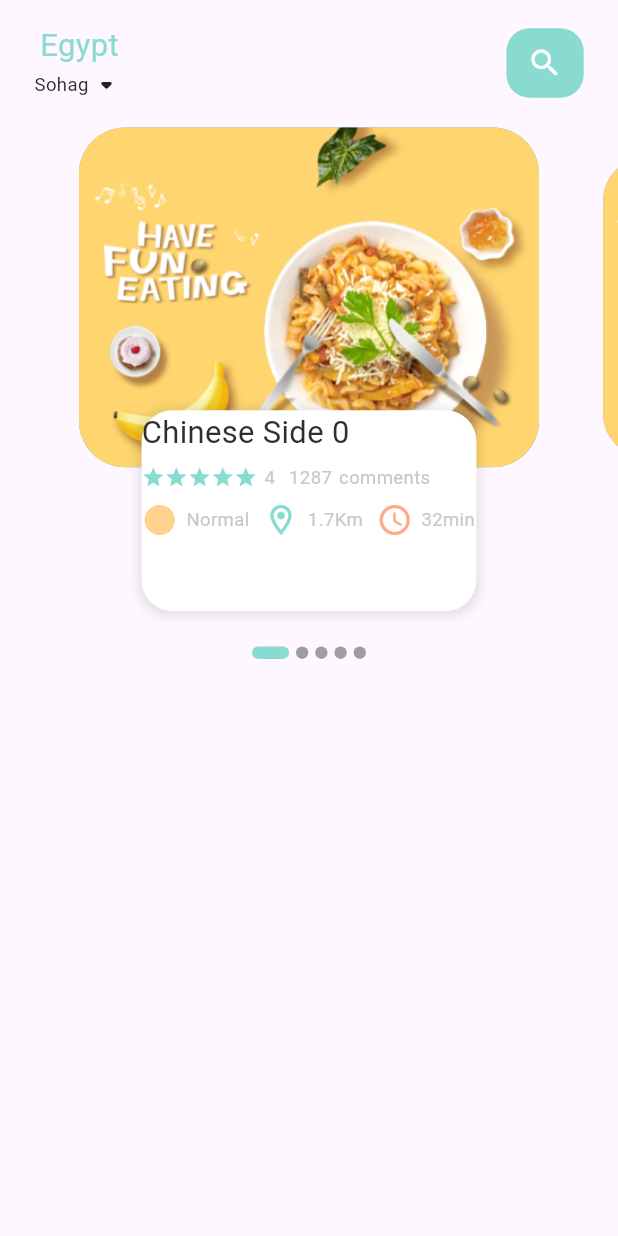
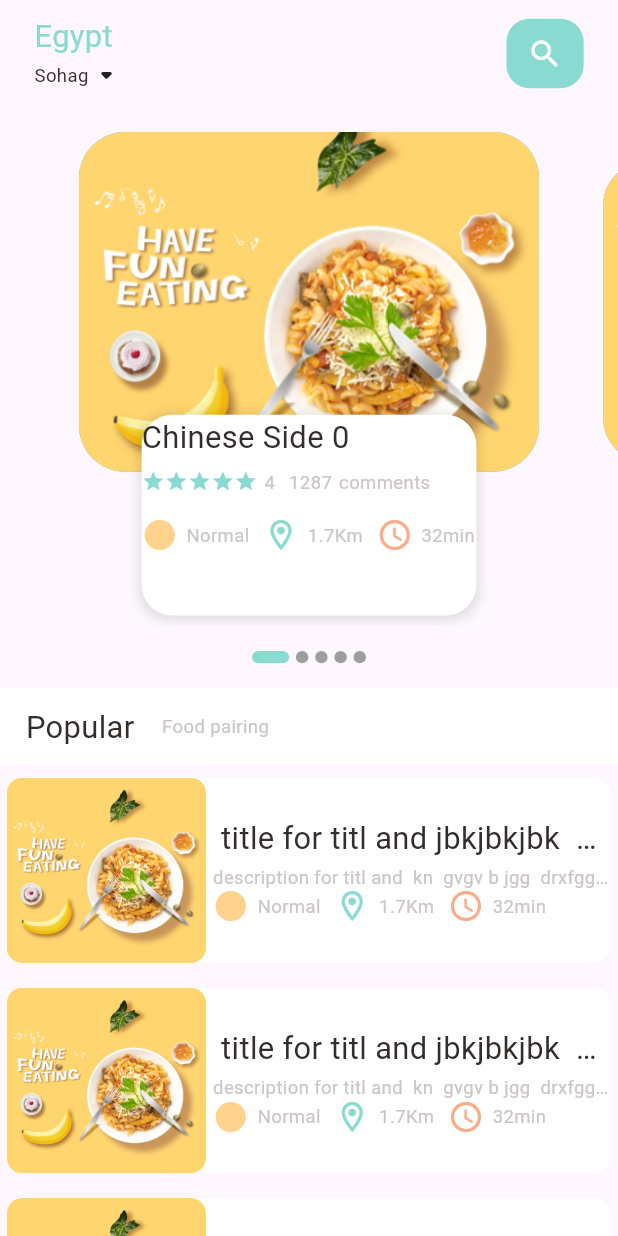
Before and after one commit to Fadyemil/food_delivery, a Flutter app: the screen it shows after launch, on a phone screen of 412 x 824 dp. Run offline on Flutter 3.47's test engine with Material 3 defaults, Android fonts, the phone set to English and light mode, and no system bars; drawn by our look-alikes of carousel_slider, smooth_page_indicator; our stand-ins replace device_preview, flutter_screenutil, get.

Commit message:
popular food widget and Sliver for response for all device screen

```diff
--- a/lib/core/widget/small_text.dart
+++ b/lib/core/widget/small_text.dart
@@ -20,6 +20,8 @@ class SmallText extends StatelessWidget {
   Widget build(BuildContext context) {
     return Text(
       data,
+      maxLines: 1,
+      overflow: TextOverflow.ellipsis,
       style: TextStyle(
         fontSize: size.sp,
         color: color,
--- a/lib/features/home/ui/screen/main_foot_page.dart
+++ b/lib/features/home/ui/screen/main_foot_page.dart
@@ -1,7 +1,11 @@
 import 'package:flutter/material.dart';
 import 'package:flutter_screenutil/flutter_screenutil.dart';
+import 'package:food_delivery_app/core/widget/big_text.dart';
+import 'package:food_delivery_app/core/widget/small_text.dart';
 import 'package:food_delivery_app/features/home/ui/widget/build_app_bar_main_foot_page.dart';
 import 'package:food_delivery_app/features/home/ui/widget/most_meal.dart';
+import 'package:food_delivery_app/features/home/ui/widget/popular_foodItem.dart';
+import 'package:food_delivery_app/features/home/ui/widget/sliver_app_bar_delegate.dart';
 
 class MainFootPage extends StatelessWidget {
   const MainFootPage({super.key});
@@ -10,11 +14,40 @@ class MainFootPage extends StatelessWidget {
   Widget build(BuildContext context) {
     return SafeArea(
       child: Scaffold(
-        body: Column(
-          children: [
-            const BuildAppBarMainFootPage(),
-            SizedBox(height: 16.h),
-            const MostMeal(),
+        appBar: const BuildAppBarMainFootPage(),
+        body: CustomScrollView(
+          slivers: [
+            SliverToBoxAdapter(
+              child: Column(
+                children: [
+                  SizedBox(height: 16.h),
+                  MostMeal(),
+                  SizedBox(height: 16.h),
+                ],
+              ), // Keep MostMeal in the scroll view
+            ),
+            SliverPersistentHeader(
+              delegate: SliverAppBarDelegate(
+                child: Container(
+                  padding: EdgeInsets.symmetric(horizontal: 15.w),
+                  color: Colors.white, // Background color for the header
+                  child: Row(
+                    children: [
+                      BigText(data: 'Popular'),
+                      SizedBox(width: 16.w),
+                      SmallText(data: 'Food pairing'),
+                    ],
+                  ),
+                ),
+              ),
+              pinned: true, // Keep the header visible when scrolling
+            ),
+            SliverList(
+              delegate: SliverChildBuilderDelegate(
+                (context, index) => PopularFoodItem(),
+                childCount: 7, // Number of items in your list
+              ),
+            ),
           ],
         ),
       ),
--- a/lib/features/home/ui/widget/build_app_bar_main_foot_page.dart
+++ b/lib/features/home/ui/widget/build_app_bar_main_foot_page.dart
@@ -1,24 +1,25 @@
-import 'package:flutter/cupertino.dart';
 import 'package:flutter/material.dart';
 import 'package:flutter_screenutil/flutter_screenutil.dart';
 import 'package:food_delivery_app/core/utils/colors.dart';
 import 'package:food_delivery_app/core/widget/big_text.dart';
 import 'package:food_delivery_app/core/widget/small_text.dart';
 
-class BuildAppBarMainFootPage extends StatelessWidget {
+class BuildAppBarMainFootPage extends StatelessWidget
+    implements PreferredSizeWidget {
   const BuildAppBarMainFootPage({super.key});
 
   @override
   Widget build(BuildContext context) {
-    return Column(
-      children: [
-        SizedBox(height: 15.h),
-        Container(
-          padding: EdgeInsets.only(left: 20.w, right: 20.w),
+    return Container(
+      padding: EdgeInsets.symmetric(horizontal: 20.w),
+      height: kToolbarHeight + 15.h, // Increase the height if needed
       child: Row(
         mainAxisAlignment: MainAxisAlignment.spaceBetween,
         children: [
-              Column(
+          Flexible(
+            child: Column(
+              crossAxisAlignment: CrossAxisAlignment.start,
+              mainAxisSize: MainAxisSize.min, // Ensures the Column takes minimal space
               children: [
                 BigText(
                   data: 'Egypt',
@@ -30,10 +31,11 @@ class BuildAppBarMainFootPage extends StatelessWidget {
                       data: 'Sohag',
                       color: AppColors.mainBlackColor,
                     ),
-                      Icon(Icons.arrow_drop_down_rounded)
+                    Icon(Icons.arrow_drop_down_rounded),
                   ],
                 ),
               ],
+            ),
           ),
           Container(
             width: 45.w,
@@ -49,8 +51,9 @@ class BuildAppBarMainFootPage extends StatelessWidget {
           ),
         ],
       ),
-        ),
-      ],
     );
   }
+
+  @override
+  Size get preferredSize => Size.fromHeight(kToolbarHeight + 15.h);
 }
--- a/lib/features/home/ui/widget/deatils_meal.dart
+++ b/lib/features/home/ui/widget/deatils_meal.dart
@@ -60,7 +60,7 @@ class DetailsMeal extends StatelessWidget {
               SmallText(data: 'comments'),
             ],
           ),
-          SizedBox(height: 8.h),
+          SizedBox(height: 15.h),
           Row(
             // mainAxisAlignment: MainAxisAlignment.spaceBetween,
             children: [
--- /dev/null
+++ b/lib/features/home/ui/widget/popular_foodItem.dart
@@ -0,0 +1,82 @@
+import 'package:flutter/material.dart';
+import 'package:flutter_screenutil/flutter_screenutil.dart';
+import 'package:food_delivery_app/core/utils/colors.dart';
+import 'package:food_delivery_app/core/widget/big_text.dart';
+import 'package:food_delivery_app/core/widget/icon_and_text.dart';
+import 'package:food_delivery_app/core/widget/small_text.dart';
+
+class PopularFoodItem extends StatelessWidget {
+  const PopularFoodItem({super.key});
+
+  @override
+  Widget build(BuildContext context) {
+    return Container(
+      decoration: BoxDecoration(
+        color: Colors.white,
+        borderRadius: BorderRadius.circular(12),
+      ),
+      margin: EdgeInsets.symmetric(horizontal: 4.w, vertical: 8.h),
+      child: Row(
+        children: [
+          Flexible(
+            // flex: 1,
+            child: Container(
+              height: 120.h,
+              width: 120.w,
+              decoration: BoxDecoration(
+                borderRadius: BorderRadius.circular(10.r),
+                color: Colors.white38,
+                image: const DecorationImage(
+                  image: AssetImage('assets/image/food0.png'),
+                  fit: BoxFit.cover,
+                ),
+              ),
+            ),
+          ),
+          SizedBox(width: 4.w),
+          Flexible(
+            flex: 2,
+            child: Column(
+              crossAxisAlignment: CrossAxisAlignment.start,
+              children: [
+                BigText(data: ' title for titl and jbkjbkjbk  khb k '),
+                SizedBox(height: 4.h),
+                SmallText(
+                    data:
+                        'description for titl and  kn  gvgv b jgg  drxfgggxgfbv  '),
+                SingleChildScrollView(
+                  scrollDirection: Axis.horizontal,
+                  child: Row(
+                    crossAxisAlignment: CrossAxisAlignment.start,
+                    mainAxisSize: MainAxisSize.min,
+                    children: [
+                      IconAndText(
+                        icon: Icons.circle_sharp,
+                        text: 'Normal',
+                        iconColor: AppColors.iconColor1,
+                      ),
+                      SizedBox(width: 8.w),
+                      IconAndText(
+                        icon: Icons.location_on_outlined,
+                        text: '1.7Km',
+                        iconColor: AppColors.mainColor,
+                      ),
+                      SizedBox(width: 8.w),
+                      Flexible(
+                        child: IconAndText(
+                          icon: Icons.access_time_rounded,
+                          text: '32min',
+                          iconColor: AppColors.iconColor2,
+                        ),
+                      ),
+                    ],
+                  ),
+                ),
+              ],
+            ),
+          ),
+        ],
+      ),
+    );
+  }
+}
--- /dev/null
+++ b/lib/features/home/ui/widget/sliver_app_bar_delegate.dart
@@ -0,0 +1,28 @@
+import 'package:flutter/widgets.dart';
+import 'package:flutter_screenutil/flutter_screenutil.dart';
+
+class SliverAppBarDelegate extends SliverPersistentHeaderDelegate {
+  SliverAppBarDelegate({required this.child});
+
+  final Widget child;
+
+  @override
+  Widget build(
+      BuildContext context, double shrinkOffset, bool overlapsContent) {
+    return SizedBox(
+      height: 50.h, // Height of the header
+      child: child,
+    );
+  }
+
+  @override
+  double get minExtent => 50.h; // Minimum height of the header
+
+  @override
+  double get maxExtent => 50.h; // Maximum height of the header
+
+  @override
+  bool shouldRebuild(covariant SliverPersistentHeaderDelegate oldDelegate) {
+    return false;
+  }
+}
```
Lines whose indentation alone changed are shown as unchanged.
